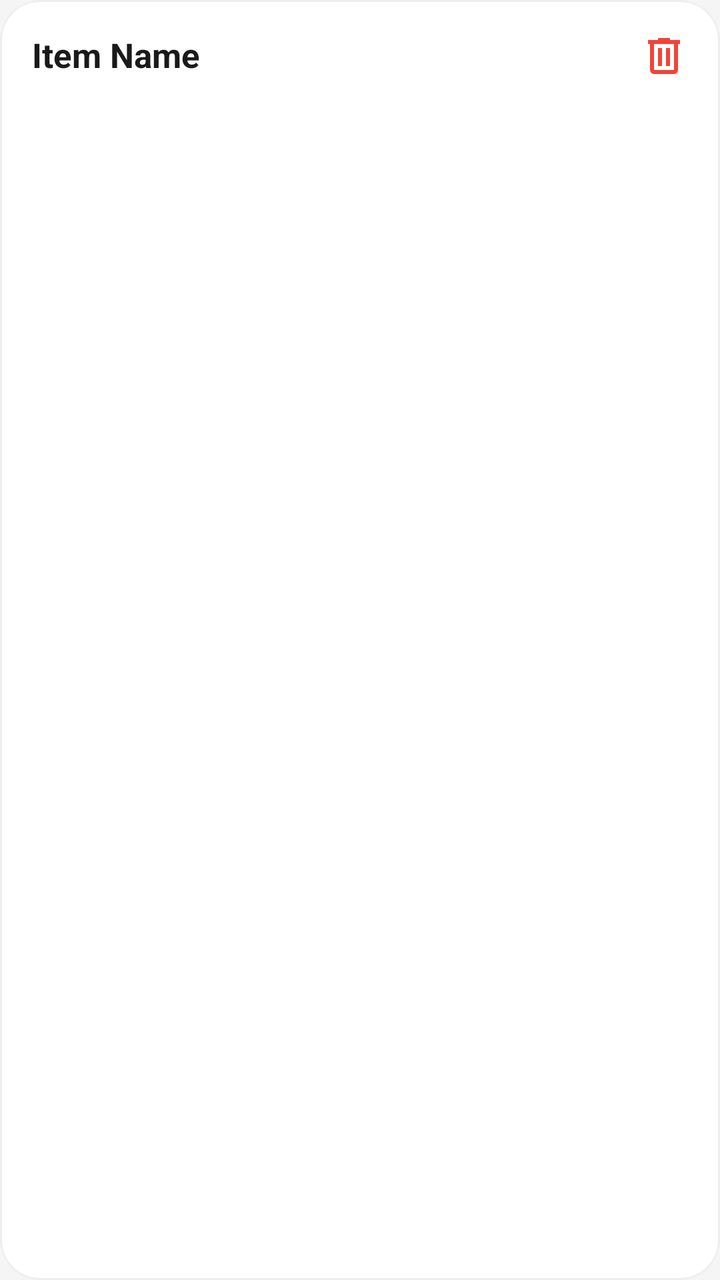
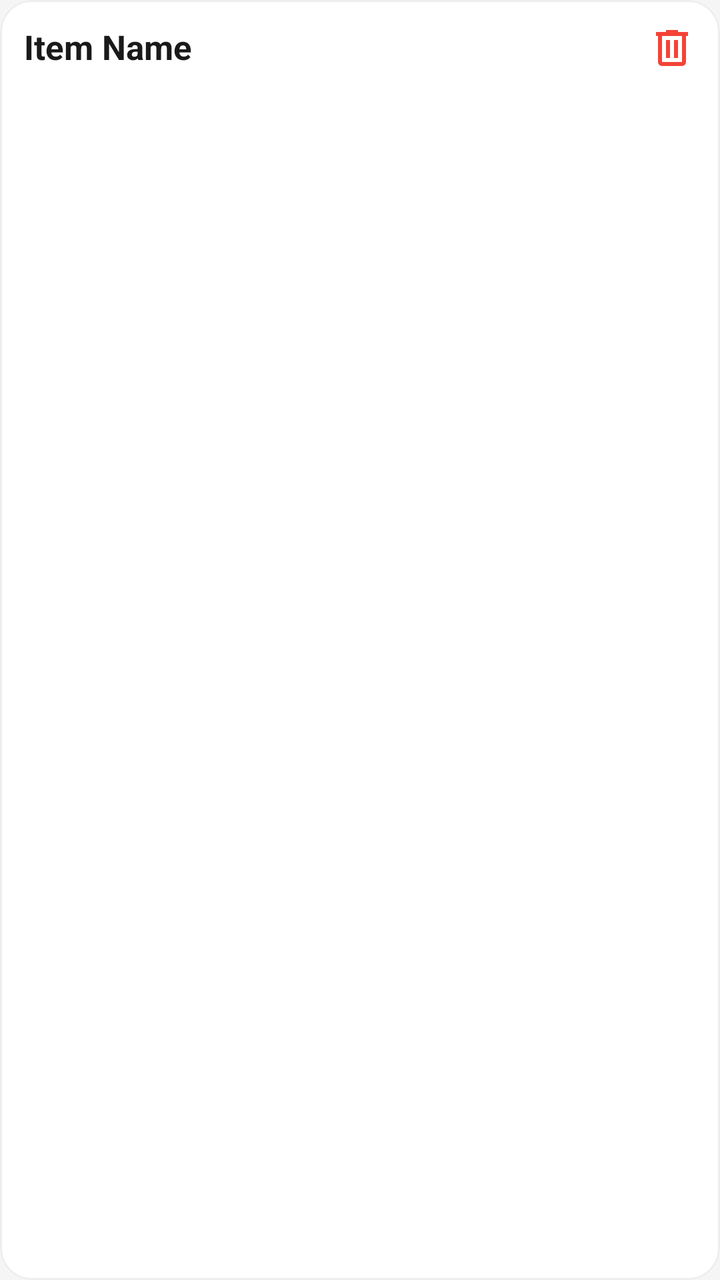

The first picture is an Android layout as it rendered before a commit; the second is the same layout after the commit. The layout source and the unified diff follow.
<!-- AndroidManifest.xml: application theme Theme.FridgeWise -->
<!-- res/layout/item_custom_space_item.xml -->
<?xml version="1.0" encoding="utf-8"?>
<com.google.android.material.card.MaterialCardView xmlns:android="http://schemas.android.com/apk/res/android"
    xmlns:app="http://schemas.android.com/apk/res-auto"
    android:id="@+id/cardItem"
    android:layout_width="match_parent"
    android:layout_height="wrap_content"
    android:layout_marginBottom="12dp"
    android:layout_marginHorizontal="4dp"
    app:cardBackgroundColor="@color/bg_secondary"
    app:cardCornerRadius="20dp"
    app:cardElevation="0dp"
    app:strokeColor="@color/divider_color"
    app:strokeWidth="1dp">

    <androidx.constraintlayout.widget.ConstraintLayout
        android:layout_width="match_parent"
        android:layout_height="wrap_content"
        android:padding="16dp">

        <CheckBox
            android:id="@+id/itemCheckBox"
            android:layout_width="28dp"
            android:layout_height="28dp"
            android:buttonTint="@color/green_primary"
            android:visibility="gone"
            app:layout_constraintBottom_toBottomOf="@id/tvItemName"
            app:layout_constraintStart_toStartOf="parent"
            app:layout_constraintTop_toTopOf="@id/tvItemName" />

        <TextView
            android:id="@+id/tvItemName"
            android:layout_width="0dp"
            android:layout_height="wrap_content"
            android:layout_marginStart="12dp"
            android:layout_marginEnd="8dp"
            android:text="Item Name"
            android:textColor="@color/text_primary"
            android:textSize="17sp"
            android:textStyle="bold"
            app:layout_constraintEnd_toStartOf="@id/btnDelete"
            app:layout_constraintStart_toEndOf="@id/itemCheckBox"
            app:layout_constraintTop_toTopOf="parent"
            app:layout_goneMarginStart="0dp" />

        <TextView
            android:id="@+id/tvItemNotes"
            android:layout_width="0dp"
            android:layout_height="wrap_content"
            android:layout_marginTop="2dp"
            android:ellipsize="end"
            android:maxLines="4"
            android:text="Some additional notes here..."
            android:textColor="@color/text_secondary"
            android:textSize="13sp"
            android:visibility="gone"
            app:layout_constraintEnd_toStartOf="@+id/btnViewFullNote"
            app:layout_constraintStart_toStartOf="@id/tvItemName"
            app:layout_constraintTop_toBottomOf="@id/tvItemName" />

        <ImageView
            android:id="@+id/btnViewFullNote"
            android:layout_width="20dp"
            android:layout_height="20dp"
            android:src="@drawable/ic_eye"
            android:visibility="gone"
            android:layout_marginStart="4dp"
            app:tint="@color/text_secondary"
            app:layout_constraintBottom_toBottomOf="@+id/tvItemNotes"
            app:layout_constraintEnd_toEndOf="@id/tvItemName"
            app:layout_constraintTop_toTopOf="@+id/tvItemNotes" />

        
        <com.google.android.flexbox.FlexboxLayout
            android:id="@+id/tagsLayout"
            android:layout_width="0dp"
            android:layout_height="wrap_content"
            android:layout_marginTop="10dp"
            android:visibility="gone"
            app:flexWrap="wrap"
            app:justifyContent="flex_start"
            app:layout_constraintEnd_toEndOf="@id/tvItemName"
            app:layout_constraintStart_toStartOf="@id/tvItemName"
            app:layout_constraintTop_toBottomOf="@id/tvItemNotes">

            
            <LinearLayout
                android:id="@+id/tagQuantity"
                android:layout_width="wrap_content"
                android:layout_height="wrap_content"
                android:layout_marginEnd="8dp"
                android:layout_marginBottom="6dp"
                android:background="@drawable/bg_tag_gray"
                android:backgroundTint="@color/surface_elevated"
                android:gravity="center_vertical"
                android:paddingHorizontal="10dp"
                android:paddingVertical="5dp">
                <TextView
                    android:layout_width="wrap_content"
                    android:layout_height="wrap_content"
                    android:text="Qty: "
                    android:textColor="@color/text_secondary"
                    android:textSize="11sp" />
                <TextView
                    android:id="@+id/tvTagQuantity"
                    android:layout_width="wrap_content"
                    android:layout_height="wrap_content"
                    android:text="5 items"
                    android:textColor="@color/text_primary"
                    android:textSize="11sp"
                    android:textStyle="bold" />
            </LinearLayout>

            
            <LinearLayout
                android:id="@+id/tagDate"
                android:layout_width="wrap_content"
                android:layout_height="wrap_content"
                android:layout_marginEnd="8dp"
                android:layout_marginBottom="6dp"
                android:background="@drawable/bg_tag_gray"
                android:backgroundTint="@color/surface_elevated"
                android:gravity="center_vertical"
                android:paddingHorizontal="10dp"
                android:paddingVertical="5dp">
                <TextView
                    android:layout_width="wrap_content"
                    android:layout_height="wrap_content"
                    android:text="Due: "
                    android:textColor="@color/text_secondary"
                    android:textSize="11sp" />
                <TextView
                    android:id="@+id/tvTagDate"
                    android:layout_width="wrap_content"
                    android:layout_height="wrap_content"
                    android:text="28 Aug"
                    android:textColor="@color/text_primary"
                    android:textSize="11sp"
                    android:textStyle="bold" />
            </LinearLayout>

            
            <LinearLayout
                android:id="@+id/tagReminder"
                android:layout_width="wrap_content"
                android:layout_height="wrap_content"
                android:layout_marginEnd="8dp"
                android:layout_marginBottom="6dp"
                android:background="@drawable/bg_tag_blue"
                android:gravity="center_vertical"
                android:paddingHorizontal="10dp"
                android:paddingVertical="5dp">
                <ImageView
                    android:layout_width="12dp"
                    android:layout_height="12dp"
                    android:layout_marginEnd="4dp"
                    android:src="@drawable/ic_notification"
                    app:tint="@color/doc_primary" />
                <TextView
                    android:id="@+id/tvTagReminder"
                    android:layout_width="wrap_content"
                    android:layout_height="wrap_content"
                    android:text="6:00 PM"
                    android:textColor="@color/doc_primary"
                    android:textSize="11sp"
                    android:textStyle="bold" />
            </LinearLayout>

            
            <LinearLayout
                android:id="@+id/tagNotesIcon"
                android:layout_width="wrap_content"
                android:layout_height="wrap_content"
                android:layout_marginEnd="8dp"
                android:layout_marginBottom="6dp"
                android:background="@drawable/bg_tag_orange"
                android:backgroundTint="@color/badge_orange_bg"
                android:gravity="center_vertical"
                android:paddingHorizontal="12dp"
                android:paddingVertical="6dp">
                <ImageView
                    android:layout_width="16dp"
                    android:layout_height="16dp"
                    android:layout_marginEnd="6dp"
                    android:src="@drawable/ic_todo_item"
                    app:tint="@color/badge_orange_text" />
                <TextView
                    android:layout_width="wrap_content"
                    android:layout_height="wrap_content"
                    android:text="To-Do"
                    android:textColor="@color/badge_orange_text"
                    android:textSize="11sp"
                    android:textStyle="bold" />
            </LinearLayout>

            
            <LinearLayout
                android:id="@+id/tagAttachment"
                android:layout_width="wrap_content"
                android:layout_height="wrap_content"
                android:layout_marginEnd="8dp"
                android:layout_marginBottom="6dp"
                android:background="@drawable/bg_tag_purple"
                android:backgroundTint="@color/badge_purple_bg"
                android:gravity="center_vertical"
                android:paddingHorizontal="10dp"
                android:paddingVertical="5dp">
                <ImageView
                    android:id="@+id/ivTagAttachment"
                    android:layout_width="12dp"
                    android:layout_height="12dp"
                    android:layout_marginEnd="4dp"
                    android:src="@drawable/v02_img_icons_doccc"
                    app:tint="@color/badge_purple_text" />
                <TextView
                    android:id="@+id/tvTagAttachment"
                    android:layout_width="wrap_content"
                    android:layout_height="wrap_content"
                    android:text="Manual.pdf"
                    android:textColor="@color/badge_purple_text"
                    android:textSize="11sp"
                    android:textStyle="bold"
                    android:maxLines="1"
                    android:ellipsize="end"
                    android:maxWidth="100dp"/>
            </LinearLayout>

            
            <LinearLayout
                android:id="@+id/tagStatus"
                android:layout_width="wrap_content"
                android:layout_height="wrap_content"
                android:layout_marginEnd="8dp"
                android:layout_marginBottom="6dp"
                android:background="@drawable/bg_tag_green"
                android:backgroundTint="@color/card_green"
                android:gravity="center_vertical"
                android:paddingHorizontal="10dp"
                android:paddingVertical="5dp">
                <TextView
                    android:id="@+id/tvTagStatus"
                    android:layout_width="wrap_content"
                    android:layout_height="wrap_content"
                    android:text="✓ Completed"
                    android:textColor="@color/green_light"
                    android:textSize="11sp"
                    android:textStyle="bold" />
            </LinearLayout>
        </com.google.android.flexbox.FlexboxLayout>

        
        <LinearLayout
            android:id="@+id/layoutTimeProgress"
            android:layout_width="0dp"
            android:layout_height="wrap_content"
            android:layout_marginTop="8dp"
            android:orientation="vertical"
            android:visibility="gone"
            app:layout_constraintEnd_toEndOf="@id/tvItemName"
            app:layout_constraintStart_toStartOf="@id/tvItemName"
            app:layout_constraintTop_toBottomOf="@id/tagsLayout">

            <TextView
                android:id="@+id/tvTimeProgressLabel"
                android:layout_width="wrap_content"
                android:layout_height="wrap_content"
                android:text="⏱️ 6 hours remaining"
                android:textColor="@color/green_primary"
                android:textSize="11sp"
                android:textStyle="bold" />

            <ProgressBar
                android:id="@+id/pbTimeProgress"
                style="@style/Widget.AppCompat.ProgressBar.Horizontal"
                android:layout_width="match_parent"
                android:layout_height="4dp"
                android:layout_marginTop="3dp"
                android:max="100"
                android:progress="40"
                android:progressDrawable="@drawable/custom_progress_bar" />
        </LinearLayout>

        <TextView
            android:id="@+id/tvCompletionFooter"
            android:layout_width="wrap_content"
            android:layout_height="wrap_content"
            android:layout_marginTop="6dp"
            android:text="Completed on 27 Aug, 06:30 PM"
            android:textColor="@color/text_muted"
            android:textSize="11sp"
            android:visibility="gone"
            app:layout_constraintStart_toStartOf="@id/tvItemName"
            app:layout_constraintTop_toBottomOf="@id/layoutTimeProgress" />

        <ImageView
            android:id="@+id/btnDelete"
            android:layout_width="24dp"
            android:layout_height="24dp"
            android:src="@drawable/outline_delete_24"
            app:layout_constraintEnd_toEndOf="parent"
            app:layout_constraintTop_toTopOf="parent"
            app:tint="#F44336" />

    </androidx.constraintlayout.widget.ConstraintLayout>
</com.google.android.material.card.MaterialCardView>
<!-- resources referenced by this layout -->
<resources>
  <color name="badge_orange_bg">#FFF8ED</color>
  <color name="badge_orange_text">#E65100</color>
  <color name="badge_purple_bg">#F5F0FF</color>
  <color name="badge_purple_text">#6200EA</color>
  <color name="bg_secondary">#FFFFFF</color>
  <color name="card_green">#E8F5E9</color>
  <color name="divider_color">#EEEEEE</color>
  <color name="doc_primary">#1565C0</color>
  <color name="green_light">#4CAF50</color>
  <color name="green_primary">#2E7D32</color>
  <color name="surface_elevated">#FFFFFF</color>
  <color name="text_muted">#BDBDBD</color>
  <color name="text_primary">#1A1A1A</color>
  <color name="text_secondary">#757575</color>
  <!-- drawable bg_tag_blue (drawable) -->
  <?xml version="1.0" encoding="utf-8"?>
  <shape xmlns:android="http://schemas.android.com/apk/res/android">
      <solid android:color="#E3F2FD" />
      <corners android:radius="8dp" />
  </shape>
  <!-- drawable bg_tag_gray (drawable) -->
  <?xml version="1.0" encoding="utf-8"?>
  <shape xmlns:android="http://schemas.android.com/apk/res/android">
      <solid android:color="#F5F5F5" />
      <corners android:radius="8dp" />
  </shape>
  <!-- drawable bg_tag_green (drawable) -->
  <?xml version="1.0" encoding="utf-8"?>
  <shape xmlns:android="http://schemas.android.com/apk/res/android">
      <solid android:color="#E8F5E9" />
      <corners android:radius="8dp" />
  </shape>
  <!-- drawable bg_tag_orange (drawable) -->
  <?xml version="1.0" encoding="utf-8"?>
  <shape xmlns:android="http://schemas.android.com/apk/res/android">
      <solid android:color="#FFF3E0" />
      <corners android:radius="8dp" />
  </shape>
  <!-- drawable bg_tag_purple (drawable) -->
  <?xml version="1.0" encoding="utf-8"?>
  <shape xmlns:android="http://schemas.android.com/apk/res/android">
      <solid android:color="#F3E5F5" />
      <corners android:radius="8dp" />
  </shape>
  <!-- drawable ic_todo_item (drawable) -->
  <vector xmlns:android="http://schemas.android.com/apk/res/android"
      android:width="24dp"
      android:height="24dp"
      android:viewportWidth="24"
      android:viewportHeight="24">
    <path
        android:fillColor="@color/text_primary"
        android:pathData="M14,10H2V12H14V10ZM14,6H2V8H14V6ZM2,16H10V14H2V16ZM16,16.17L13.41,13.59L12,15L16,19L22,13L20.59,11.58L16,16.17Z"/>
  </vector>
  <style name="Theme.FridgeWise" parent="Base.Theme.FridgeWise" />
  <color name="onboarding_primary">#2D6A4F</color>
  <color name="white">#FFFFFF</color>
  <color name="green_pale">#E8F5E9</color>
  <color name="profile_accent_teal">#2DD4BF</color>
  <color name="bg_primary">#F5F5F5</color>
  <style name="TextAppearance.App.TitleLarge" parent="TextAppearance.Material3.TitleLarge">
          <item name="android:textStyle">bold</item>
          <item name="android:textColor">@color/text_primary</item>
      </style>
  <style name="TextAppearance.App.TitleMedium" parent="TextAppearance.Material3.TitleMedium">
          <item name="android:textStyle">bold</item>
          <item name="android:textColor">@color/text_primary</item>
      </style>
  <style name="TextAppearance.App.BodyLarge" parent="TextAppearance.Material3.BodyLarge">
          <item name="android:textColor">@color/text_primary</item>
      </style>
  <style name="TextAppearance.App.BodyMedium" parent="TextAppearance.Material3.BodyMedium">
          <item name="android:textColor">@color/text_secondary</item>
      </style>
  <style name="TextAppearance.App.LabelLarge" parent="TextAppearance.Material3.LabelLarge">
          <item name="android:textColor">@color/green_primary</item>
          <item name="android:textStyle">bold</item>
      </style>
  <style name="Widget.App.FloatingActionButton" parent="Widget.Material3.FloatingActionButton.Primary">
          <item name="backgroundTint">@color/green_primary</item>
          <item name="tint">@color/white</item>
      </style>
  <!-- unchanged entries left out for length: 6 -->
</resources>

<!-- the commit's change to res/layout/item_custom_space_item.xml (unified diff, before → after) -->
@@ -2,12 +2,12 @@
 <com.google.android.material.card.MaterialCardView xmlns:android="http://schemas.android.com/apk/res/android"
     xmlns:app="http://schemas.android.com/apk/res-auto"
     android:id="@+id/cardItem"
-    android:layout_width="match_parent"
+     android:layout_width="match_parent"
     android:layout_height="wrap_content"
-    android:layout_marginBottom="12dp"
+    android:layout_marginBottom="8dp"
     android:layout_marginHorizontal="4dp"
     app:cardBackgroundColor="@color/bg_secondary"
-    app:cardCornerRadius="20dp"
+    app:cardCornerRadius="16dp"
     app:cardElevation="0dp"
     app:strokeColor="@color/divider_color"
     app:strokeWidth="1dp">
@@ -15,7 +15,7 @@
     <androidx.constraintlayout.widget.ConstraintLayout
         android:layout_width="match_parent"
         android:layout_height="wrap_content"
-        android:padding="16dp">
+        android:padding="12dp">
 
         <CheckBox
             android:id="@+id/itemCheckBox"
@@ -74,7 +74,7 @@
             android:id="@+id/tagsLayout"
             android:layout_width="0dp"
             android:layout_height="wrap_content"
-            android:layout_marginTop="10dp"
+            android:layout_marginTop="6dp"
             android:visibility="gone"
             app:flexWrap="wrap"
             app:justifyContent="flex_start"
@@ -87,26 +87,26 @@
                 android:id="@+id/tagQuantity"
                 android:layout_width="wrap_content"
                 android:layout_height="wrap_content"
-                android:layout_marginEnd="8dp"
-                android:layout_marginBottom="6dp"
+                android:layout_marginEnd="6dp"
+                android:layout_marginBottom="4dp"
                 android:background="@drawable/bg_tag_gray"
                 android:backgroundTint="@color/surface_elevated"
                 android:gravity="center_vertical"
-                android:paddingHorizontal="10dp"
-                android:paddingVertical="5dp">
+                android:paddingHorizontal="8dp"
+                android:paddingVertical="3dp">
                 <TextView
                     android:layout_width="wrap_content"
                     android:layout_height="wrap_content"
                     android:text="Qty: "
                     android:textColor="@color/text_secondary"
-                    android:textSize="11sp" />
+                    android:textSize="10sp" />
                 <TextView
                     android:id="@+id/tvTagQuantity"
                     android:layout_width="wrap_content"
                     android:layout_height="wrap_content"
                     android:text="5 items"
                     android:textColor="@color/text_primary"
-                    android:textSize="11sp"
+                    android:textSize="10sp"
                     android:textStyle="bold" />
             </LinearLayout>
 
@@ -115,26 +115,26 @@
                 android:id="@+id/tagDate"
                 android:layout_width="wrap_content"
                 android:layout_height="wrap_content"
-                android:layout_marginEnd="8dp"
-                android:layout_marginBottom="6dp"
+                android:layout_marginEnd="6dp"
+                android:layout_marginBottom="4dp"
                 android:background="@drawable/bg_tag_gray"
                 android:backgroundTint="@color/surface_elevated"
                 android:gravity="center_vertical"
-                android:paddingHorizontal="10dp"
-                android:paddingVertical="5dp">
+                android:paddingHorizontal="8dp"
+                android:paddingVertical="3dp">
                 <TextView
                     android:layout_width="wrap_content"
                     android:layout_height="wrap_content"
                     android:text="Due: "
                     android:textColor="@color/text_secondary"
-                    android:textSize="11sp" />
+                    android:textSize="10sp" />
                 <TextView
                     android:id="@+id/tvTagDate"
                     android:layout_width="wrap_content"
                     android:layout_height="wrap_content"
                     android:text="28 Aug"
                     android:textColor="@color/text_primary"
-                    android:textSize="11sp"
+                    android:textSize="10sp"
                     android:textStyle="bold" />
             </LinearLayout>
 
@@ -143,44 +143,44 @@
                 android:id="@+id/tagReminder"
                 android:layout_width="wrap_content"
                 android:layout_height="wrap_content"
-                android:layout_marginEnd="8dp"
-                android:layout_marginBottom="6dp"
+                android:layout_marginEnd="6dp"
+                android:layout_marginBottom="4dp"
                 android:background="@drawable/bg_tag_blue"
                 android:gravity="center_vertical"
-                android:paddingHorizontal="10dp"
-                android:paddingVertical="5dp">
+                android:paddingHorizontal="8dp"
+                android:paddingVertical="3dp">
+                <ImageView
+                    android:layout_width="10dp"
+                    android:layout_height="10dp"
+                    android:layout_marginEnd="3dp"
+                    android:src="@drawable/ic_notification"
+                    app:tint="@color/doc_primary" />
+                <TextView
+                    android:id="@+id/tvTagReminder"
+                    android:layout_width="wrap_content"
+                    android:layout_height="wrap_content"
+                    android:text="6:00 PM"
+                    android:textColor="@color/doc_primary"
+                    android:textSize="10sp"
+                    android:textStyle="bold" />
+            </LinearLayout>
+
+            
+            <LinearLayout
+                android:id="@+id/tagNotesIcon"
+                android:layout_width="wrap_content"
+                android:layout_height="wrap_content"
+                android:layout_marginEnd="6dp"
+                android:layout_marginBottom="4dp"
+                android:background="@drawable/bg_tag_orange"
+                android:backgroundTint="@color/badge_orange_bg"
+                android:gravity="center_vertical"
+                android:paddingHorizontal="8dp"
+                android:paddingVertical="3dp">
                 <ImageView
                     android:layout_width="12dp"
                     android:layout_height="12dp"
                     android:layout_marginEnd="4dp"
-                    android:src="@drawable/ic_notification"
-                    app:tint="@color/doc_primary" />
-                <TextView
-                    android:id="@+id/tvTagReminder"
-                    android:layout_width="wrap_content"
-                    android:layout_height="wrap_content"
-                    android:text="6:00 PM"
-                    android:textColor="@color/doc_primary"
-                    android:textSize="11sp"
-                    android:textStyle="bold" />
-            </LinearLayout>
-
-            
-            <LinearLayout
-                android:id="@+id/tagNotesIcon"
-                android:layout_width="wrap_content"
-                android:layout_height="wrap_content"
-                android:layout_marginEnd="8dp"
-                android:layout_marginBottom="6dp"
-                android:background="@drawable/bg_tag_orange"
-                android:backgroundTint="@color/badge_orange_bg"
-                android:gravity="center_vertical"
-                android:paddingHorizontal="12dp"
-                android:paddingVertical="6dp">
-                <ImageView
-                    android:layout_width="16dp"
-                    android:layout_height="16dp"
-                    android:layout_marginEnd="6dp"
                     android:src="@drawable/ic_todo_item"
                     app:tint="@color/badge_orange_text" />
                 <TextView
@@ -188,7 +188,7 @@
                     android:layout_height="wrap_content"
                     android:text="To-Do"
                     android:textColor="@color/badge_orange_text"
-                    android:textSize="11sp"
+                    android:textSize="10sp"
                     android:textStyle="bold" />
             </LinearLayout>
 
@@ -197,18 +197,18 @@
                 android:id="@+id/tagAttachment"
                 android:layout_width="wrap_content"
                 android:layout_height="wrap_content"
-                android:layout_marginEnd="8dp"
-                android:layout_marginBottom="6dp"
+                android:layout_marginEnd="6dp"
+                android:layout_marginBottom="4dp"
                 android:background="@drawable/bg_tag_purple"
                 android:backgroundTint="@color/badge_purple_bg"
                 android:gravity="center_vertical"
-                android:paddingHorizontal="10dp"
-                android:paddingVertical="5dp">
+                android:paddingHorizontal="8dp"
+                android:paddingVertical="3dp">
                 <ImageView
                     android:id="@+id/ivTagAttachment"
-                    android:layout_width="12dp"
-                    android:layout_height="12dp"
-                    android:layout_marginEnd="4dp"
+                    android:layout_width="10dp"
+                    android:layout_height="10dp"
+                    android:layout_marginEnd="3dp"
                     android:src="@drawable/v02_img_icons_doccc"
                     app:tint="@color/badge_purple_text" />
                 <TextView
@@ -217,11 +217,11 @@
                     android:layout_height="wrap_content"
                     android:text="Manual.pdf"
                     android:textColor="@color/badge_purple_text"
-                    android:textSize="11sp"
+                    android:textSize="10sp"
                     android:textStyle="bold"
                     android:maxLines="1"
                     android:ellipsize="end"
-                    android:maxWidth="100dp"/>
+                    android:maxWidth="90dp"/>
             </LinearLayout>
 
             
@@ -229,20 +229,20 @@
                 android:id="@+id/tagStatus"
                 android:layout_width="wrap_content"
                 android:layout_height="wrap_content"
-                android:layout_marginEnd="8dp"
-                android:layout_marginBottom="6dp"
+                android:layout_marginEnd="6dp"
+                android:layout_marginBottom="4dp"
                 android:background="@drawable/bg_tag_green"
                 android:backgroundTint="@color/card_green"
                 android:gravity="center_vertical"
-                android:paddingHorizontal="10dp"
-                android:paddingVertical="5dp">
+                android:paddingHorizontal="8dp"
+                android:paddingVertical="3dp">
                 <TextView
                     android:id="@+id/tvTagStatus"
                     android:layout_width="wrap_content"
                     android:layout_height="wrap_content"
                     android:text="✓ Completed"
                     android:textColor="@color/green_light"
-                    android:textSize="11sp"
+                    android:textSize="10sp"
                     android:textStyle="bold" />
             </LinearLayout>
         </com.google.android.flexbox.FlexboxLayout>
@@ -252,7 +252,7 @@
             android:id="@+id/layoutTimeProgress"
             android:layout_width="0dp"
             android:layout_height="wrap_content"
-            android:layout_marginTop="8dp"
+            android:layout_marginTop="6dp"
             android:orientation="vertical"
             android:visibility="gone"
             app:layout_constraintEnd_toEndOf="@id/tvItemName"
@@ -265,15 +265,15 @@
                 android:layout_height="wrap_content"
                 android:text="⏱️ 6 hours remaining"
                 android:textColor="@color/green_primary"
-                android:textSize="11sp"
+                android:textSize="10sp"
                 android:textStyle="bold" />
 
             <ProgressBar
                 android:id="@+id/pbTimeProgress"
                 style="@style/Widget.AppCompat.ProgressBar.Horizontal"
                 android:layout_width="match_parent"
-                android:layout_height="4dp"
-                android:layout_marginTop="3dp"
+                android:layout_height="3dp"
+                android:layout_marginTop="2dp"
                 android:max="100"
                 android:progress="40"
                 android:progressDrawable="@drawable/custom_progress_bar" />
